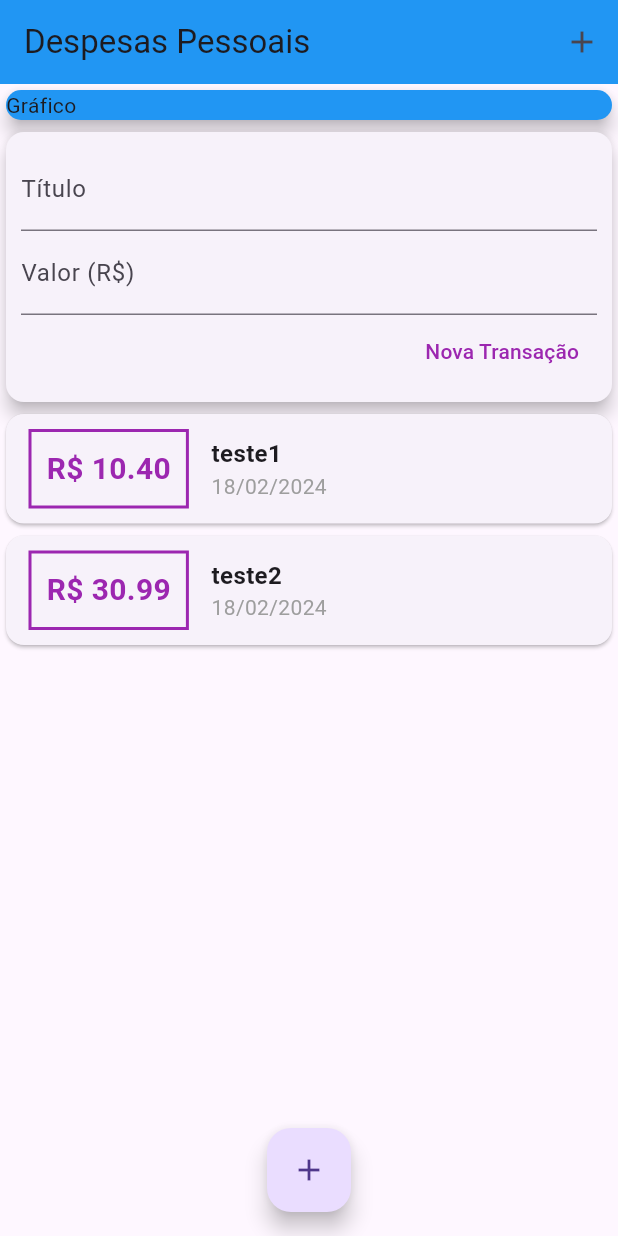
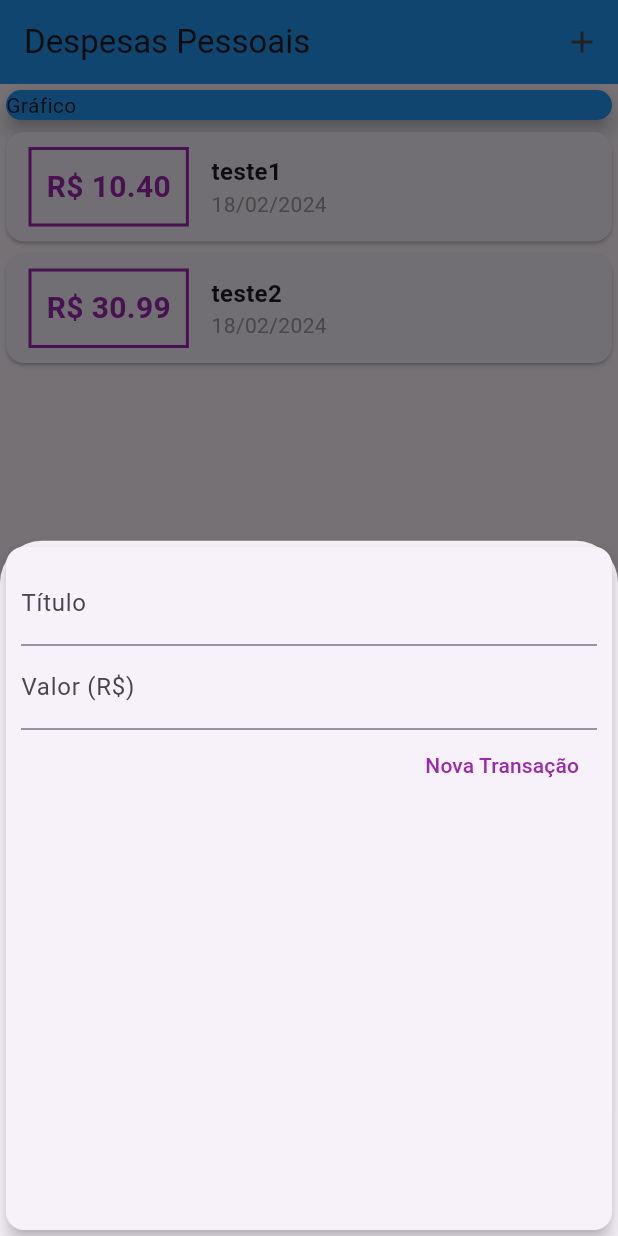
Before and after one commit to Jhon-Henkel/flutter_course_personal_expense_app, a Flutter app: the screen it shows after launch, after a tap on the "add" icon, on a phone screen of 412 x 824 dp. Run offline on Flutter 3.47's test engine with Material 3 defaults, Android fonts, the phone set to English and light mode, and no system bars.

Commit message:
feat: add insert transaction form to modal

```diff
--- a/lib/components/transaction_form.dart
+++ b/lib/components/transaction_form.dart
@@ -1,11 +1,18 @@
 import 'package:flutter/material.dart';
 
-class TransactionForm extends StatelessWidget {
-  TransactionForm(this.onSubmit, {super.key});
+class TransactionForm extends StatefulWidget {
+  const TransactionForm(this.onSubmit, {super.key});
 
+  final void Function(String, double) onSubmit;
+
+  @override
+  State<TransactionForm> createState() => _TransactionFormState();
+}
+
+class _TransactionFormState extends State<TransactionForm> {
   final titleController = TextEditingController();
+
   final valueController = TextEditingController();
-  final void Function(String, double) onSubmit;
 
   _submitForm() {
     final title = titleController.text;
@@ -15,7 +22,7 @@ class TransactionForm extends StatelessWidget {
       return;
     }
 
-    onSubmit(title, value);
+    widget.onSubmit(title, value);
   }
 
   @override
@@ -29,16 +36,15 @@ class TransactionForm extends StatelessWidget {
             TextField(
               controller: titleController,
               onSubmitted: (_) => _submitForm(),
-                decoration: const InputDecoration(
-                    labelText: 'Título'
-                ),
+              decoration: const InputDecoration(labelText: 'Título'),
             ),
             TextField(
               controller: valueController,
-                keyboardType: const TextInputType.numberWithOptions(decimal: true),
+              keyboardType:
+                  const TextInputType.numberWithOptions(decimal: true),
               onSubmitted: (_) => _submitForm(),
               decoration: const InputDecoration(
-                    labelText: 'Valor (R\$)'
+                labelText: 'Valor (R\$)',
               ),
             ),
             Row(
@@ -52,11 +58,11 @@ class TransactionForm extends StatelessWidget {
                       color: Colors.purple,
                     ),
                   ),
-                  )
+                ),
               ],
             )
           ],
-          )
+        ),
       ),
     );
   }
--- a/lib/components/transaction_user.dart
+++ /dev/null
@@ -1,43 +0,0 @@
-import 'dart:math';
-
-import 'package:flutter/cupertino.dart';
-import 'package:flutter_course_personal_expense_app/components/transaction_form.dart';
-import 'package:flutter_course_personal_expense_app/components/transaction_list.dart';
-import 'package:flutter_course_personal_expense_app/models/transactions.dart';
-
-class TransactionUser extends StatefulWidget {
-  const TransactionUser({super.key});
-
-  @override
-  _TransactionUserState createState() => _TransactionUserState();
-}
-
-class _TransactionUserState extends State<TransactionUser> {
-  final _transactions = [
-    Transaction(id: 't1', title: 'teste1', value: 10.40, date: DateTime.now()),
-    Transaction(id: 't2', title: 'teste2', value: 30.99, date: DateTime.now()),
-  ];
-
-  _addTransaction(String title, double value) {
-    final newTransaction = Transaction(
-      id: Random().nextDouble().toString(),
-      title: title,
-      value: value,
-      date: DateTime.now(),
-    );
-
-    setState(() {
-      _transactions.add(newTransaction);
-    });
-  }
-
-  @override
-  Widget build(BuildContext context) {
-    return Column(
-      children: <Widget>[
-        TransactionForm(_addTransaction),
-        TransactionList(_transactions),
-      ],
-    );
-  }
-}
--- a/lib/main.dart
+++ b/lib/main.dart
@@ -1,5 +1,9 @@
+import 'dart:math';
+
 import 'package:flutter/material.dart';
-import 'package:flutter_course_personal_expense_app/components/transaction_user.dart';
+import 'package:flutter_course_personal_expense_app/components/transaction_form.dart';
+import 'package:flutter_course_personal_expense_app/components/transaction_list.dart';
+import 'package:flutter_course_personal_expense_app/models/transactions.dart';
 
 main() {
   runApp(const ExpensesApp());
@@ -10,14 +14,46 @@ class ExpensesApp extends StatelessWidget {
 
   @override
   Widget build(BuildContext context) {
-    return const MaterialApp(
-      home: MyHomePage(),
-    );
+    return const MaterialApp(home: MyHomePage());
   }
 }
 
-class MyHomePage extends StatelessWidget {
+class MyHomePage extends StatefulWidget {
   const MyHomePage({super.key});
+
+  @override
+  State<MyHomePage> createState() => _MyHomePageState();
+}
+
+class _MyHomePageState extends State<MyHomePage> {
+  final _transactions = [
+    Transaction(id: 't1', title: 'teste1', value: 10.40, date: DateTime.now()),
+    Transaction(id: 't2', title: 'teste2', value: 30.99, date: DateTime.now()),
+  ];
+
+  _addTransaction(String title, double value) {
+    final newTransaction = Transaction(
+      id: Random().nextDouble().toString(),
+      title: title,
+      value: value,
+      date: DateTime.now(),
+    );
+
+    setState(() {
+      _transactions.add(newTransaction);
+    });
+
+    Navigator.of(context).pop();
+  }
+
+  _openTransactionFormModal(BuildContext context) {
+    showModalBottomSheet(
+      context: context,
+      builder: (_) {
+        return TransactionForm(_addTransaction);
+      },
+    );
+  }
 
   @override
   Widget build(BuildContext context) {
@@ -27,28 +63,28 @@ class MyHomePage extends StatelessWidget {
         title: const Text('Despesas Pessoais'),
         actions: <Widget>[
           IconButton(
-            onPressed: () {},
+            onPressed: () => _openTransactionFormModal(context),
             icon: const Icon(Icons.add),
-          )
+          ),
         ],
       ),
-      body: const SingleChildScrollView(
+      body: SingleChildScrollView(
         child: Column(
           crossAxisAlignment: CrossAxisAlignment.stretch,
           children: <Widget>[
-            SizedBox(
+            const SizedBox(
               child: Card(
                 elevation: 5,
                 color: Colors.blue,
                 child: Text('Gráfico'),
-              )
+              ),
             ),
-            TransactionUser()
-          ]
-        )
+            TransactionList(_transactions),
+          ],
+        ),
       ),
       floatingActionButton: FloatingActionButton(
-        onPressed: () {},
+        onPressed: () => _openTransactionFormModal(context),
         child: const Icon(Icons.add),
       ),
       floatingActionButtonLocation: FloatingActionButtonLocation.centerFloat,
```
Also changed, not shown: lib/components/transaction_list.dart (+10 -14 lines). Lines whose indentation alone changed are shown as unchanged.
